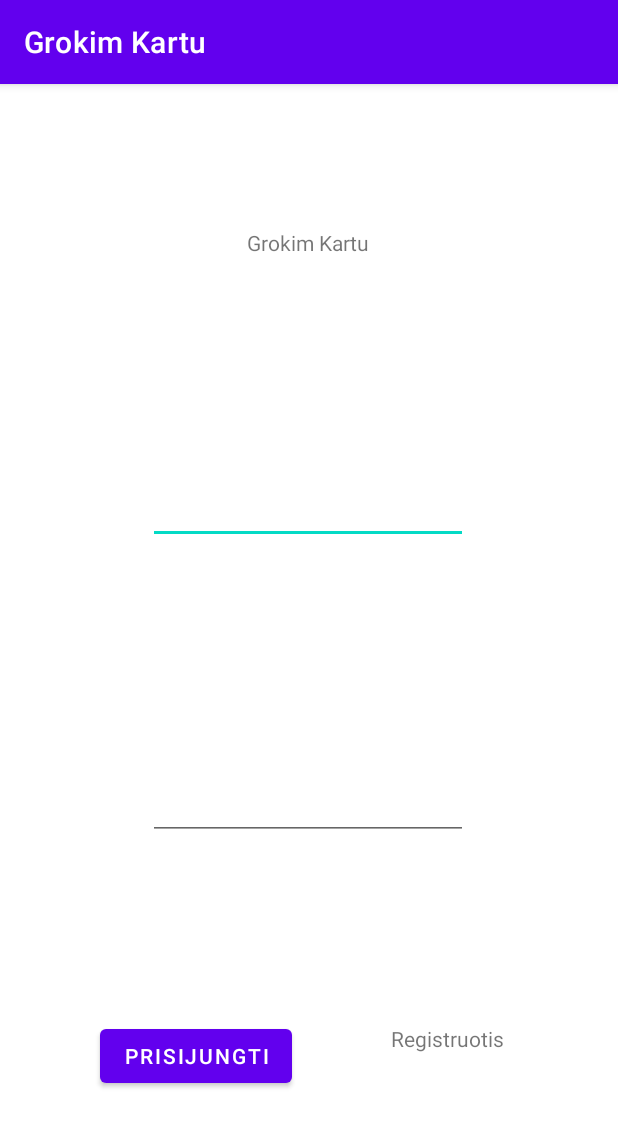
After one commit to daumantasp/grokim_kartu, an Android app: the fragment LoginFragment shown on its own in the app's theme, on a phone screen of 412 x 824 dp. The commit adds this screen. Shown: the top 1127 px of the screen. Run offline under Robolectric (Android 15) with nearby library versions, the phone set to English and light mode, and no system bars.

Commit message:
Add login fragment skeleton

```diff
--- /dev/null
+++ b/app/src/main/java/com/dauma/grokimkartu/ui/login/LoginFragment.kt
@@ -0,0 +1,60 @@
+package com.dauma.grokimkartu.ui.login
+
+import android.os.Bundle
+import androidx.fragment.app.Fragment
+import android.view.LayoutInflater
+import android.view.View
+import android.view.ViewGroup
+import com.dauma.grokimkartu.R
+
+// TODO: Rename parameter arguments, choose names that match
+// the fragment initialization parameters, e.g. ARG_ITEM_NUMBER
+private const val ARG_PARAM1 = "param1"
+private const val ARG_PARAM2 = "param2"
+
+/**
+ * A simple [Fragment] subclass.
+ * Use the [LoginFragment.newInstance] factory method to
+ * create an instance of this fragment.
+ */
+class LoginFragment : Fragment() {
+    // TODO: Rename and change types of parameters
+    private var param1: String? = null
+    private var param2: String? = null
+
+    override fun onCreate(savedInstanceState: Bundle?) {
+        super.onCreate(savedInstanceState)
+        arguments?.let {
+            param1 = it.getString(ARG_PARAM1)
+            param2 = it.getString(ARG_PARAM2)
+        }
+    }
+
+    override fun onCreateView(
+        inflater: LayoutInflater, container: ViewGroup?,
+        savedInstanceState: Bundle?,
+    ): View? {
+        // Inflate the layout for this fragment
+        return inflater.inflate(R.layout.fragment_login, container, false)
+    }
+
+    companion object {
+        /**
+         * Use this factory method to create a new instance of
+         * this fragment using the provided parameters.
+         *
+         * @param param1 Parameter 1.
+         * @param param2 Parameter 2.
+         * @return A new instance of fragment LoginFragment.
+         */
+        // TODO: Rename and change types and number of parameters
+        @JvmStatic
+        fun newInstance(param1: String, param2: String) =
+            LoginFragment().apply {
+                arguments = Bundle().apply {
+                    putString(ARG_PARAM1, param1)
+                    putString(ARG_PARAM2, param2)
+                }
+            }
+    }
+}
--- /dev/null
+++ b/app/src/main/java/com/dauma/grokimkartu/ui/login/LoginView.kt
@@ -0,0 +1,4 @@
+package com.dauma.grokimkartu.ui.login
+
+interface LoginView {
+}
--- /dev/null
+++ b/app/src/main/res/layout/fragment_login.xml
@@ -0,0 +1,66 @@
+<?xml version="1.0" encoding="utf-8"?>
+<androidx.constraintlayout.widget.ConstraintLayout xmlns:android="http://schemas.android.com/apk/res/android"
+    xmlns:app="http://schemas.android.com/apk/res-auto"
+    xmlns:tools="http://schemas.android.com/tools"
+    android:layout_width="match_parent"
+    android:layout_height="match_parent"
+    tools:context=".ui.login.LoginFragment">
+
+
+    <TextView
+        android:id="@+id/welcomeTextView"
+        android:layout_width="wrap_content"
+        android:layout_height="wrap_content"
+        android:layout_marginTop="76dp"
+        android:text="@string/login_welcomeTextView"
+        app:layout_constraintBottom_toTopOf="@+id/emailEditText"
+        app:layout_constraintEnd_toEndOf="parent"
+        app:layout_constraintHorizontal_bias="0.498"
+        app:layout_constraintStart_toStartOf="parent"
+        app:layout_constraintTop_toTopOf="parent"
+        app:layout_constraintVertical_bias="0.122" />
+
+    <EditText
+        android:id="@+id/emailEditText"
+        android:layout_width="wrap_content"
+        android:layout_height="wrap_content"
+        android:layout_marginBottom="152dp"
+        android:ems="10"
+        android:inputType="textEmailAddress"
+        app:layout_constraintBottom_toTopOf="@+id/passwordEditText"
+        app:layout_constraintEnd_toEndOf="parent"
+        app:layout_constraintHorizontal_bias="0.497"
+        app:layout_constraintStart_toStartOf="parent" />
+
+    <EditText
+        android:id="@+id/passwordEditText"
+        android:layout_width="wrap_content"
+        android:layout_height="wrap_content"
+        android:layout_marginBottom="120dp"
+        android:ems="10"
+        android:inputType="textPassword"
+        app:layout_constraintBottom_toTopOf="@+id/loginButton"
+        app:layout_constraintEnd_toEndOf="parent"
+        app:layout_constraintHorizontal_bias="0.497"
+        app:layout_constraintStart_toStartOf="parent" />
+
+    <Button
+        android:id="@+id/loginButton"
+        android:layout_width="wrap_content"
+        android:layout_height="wrap_content"
+        android:layout_marginBottom="96dp"
+        android:text="@string/login_loginButton"
+        app:layout_constraintBottom_toBottomOf="parent"
+        app:layout_constraintEnd_toStartOf="@+id/registerTextView"
+        app:layout_constraintStart_toStartOf="parent" />
+
+    <TextView
+        android:id="@+id/registerTextView"
+        android:layout_width="wrap_content"
+        android:layout_height="wrap_content"
+        android:layout_marginEnd="76dp"
+        android:text="@string/login_registerTextView"
+        app:layout_constraintBottom_toBottomOf="parent"
+        app:layout_constraintEnd_toEndOf="parent"
+        app:layout_constraintTop_toBottomOf="@+id/passwordEditText" />
+</androidx.constraintlayout.widget.ConstraintLayout>
--- a/app/src/main/res/values/strings.xml
+++ b/app/src/main/res/values/strings.xml
@@ -3,4 +3,7 @@
     <!-- TODO: Remove or change this placeholder text -->
     <string name="hello_blank_fragment">Hello blank fragment</string>
     <string name="profile_fragment">Profile fragment</string>
+    <string name="login_welcomeTextView">Grokim Kartu</string>
+    <string name="login_loginButton">Prisijungti</string>
+    <string name="login_registerTextView">Registruotis</string>
 </resources>
```
